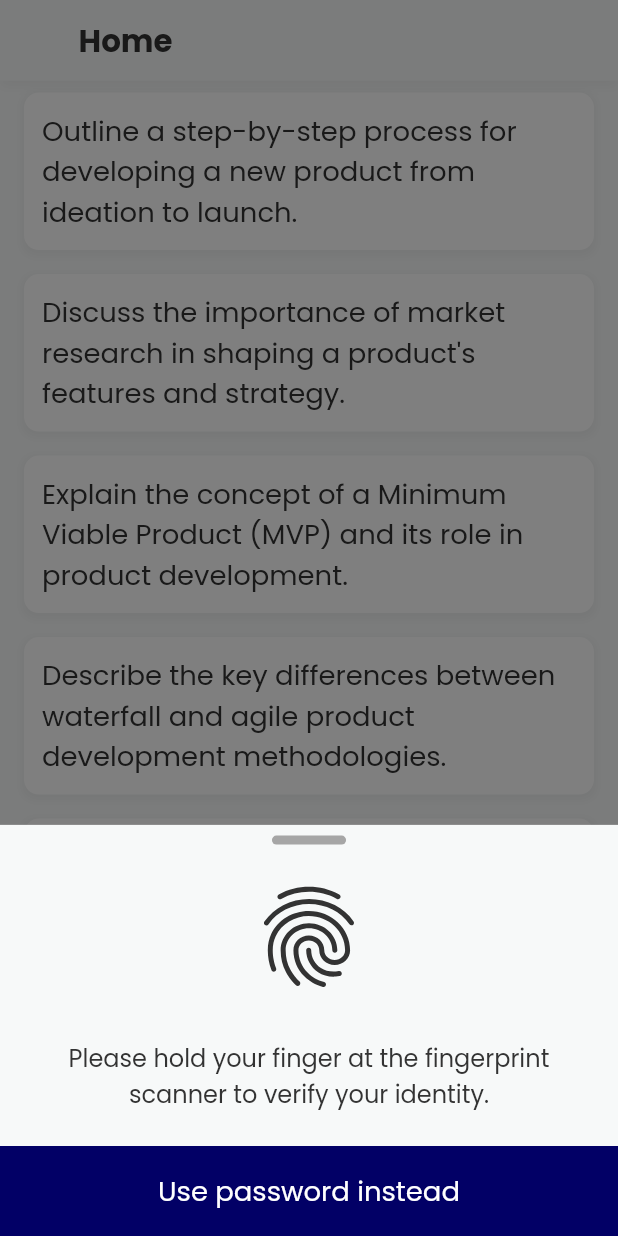
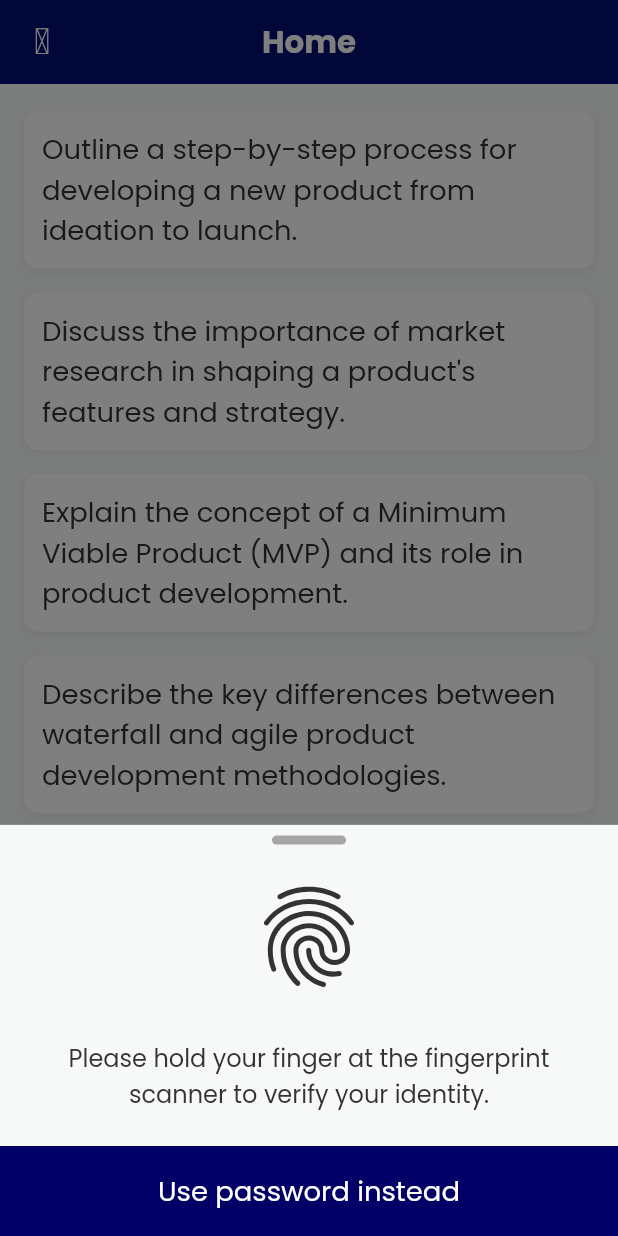
Before and after one commit to hngx-org/product-manager-ai-app, a Flutter app: the LoginScreen screen opened directly, after a tap on "Login", on a phone screen of 412 x 824 dp. Run offline on Flutter 3.47's test engine with Material 2 defaults, Android fonts, the phone set to English and light mode, and no system bars; drawn by our look-alikes of hidden_drawer_menu; our stand-ins replace flip_card, flutter_hooks, flutter_screenutil, flutter_svg, hooks_riverpod, iconsax and 1 more.

Commit message:
fixed header-menu ui

```diff
--- a/lib/src/core/constants/app_color.dart
+++ b/lib/src/core/constants/app_color.dart
@@ -9,6 +9,7 @@ class AppColors {
   static const Color errorColor = Color(0xFFE74C3C);
   static const Color successColor = Color(0xFF2ECC71);
   static const Color warningColor = Color(0xFFF1C40F);
+  static const Color defaultColor = Color(0xFF5F76EE);
 
   static const Color lowPriorityColor = Color(0xFF3498DB);
   static const Color mediumPriorityColor = Color(0xFFE67E22);
--- a/lib/src/features/authentication/screens/login_screen.dart
+++ b/lib/src/features/authentication/screens/login_screen.dart
@@ -90,7 +90,9 @@ class LoginScreen extends HookConsumerWidget {
                       onPressed: () => Navigator.push(
                         context,
                         MaterialPageRoute(
-                          builder: (context) => const HiddenDrawer(),
+                          builder: (context) => const HiddenDrawer(
+                            pageIndex: 0,
+                          ),
                         ),
                       ),
                     ),
--- a/lib/src/features/chat_screen/components/chat_tile.dart
+++ b/lib/src/features/chat_screen/components/chat_tile.dart
@@ -19,8 +19,8 @@ class ChatTile extends StatelessWidget {
               children: [
                 const CircleAvatar(
                   radius: 20,
-                  backgroundColor: AppColors.primaryColor,
-                  backgroundImage: AssetImage('assets/images/profile_pic.png'),
+                  backgroundColor: Color.fromRGBO(95, 118, 238, 1),
+                  backgroundImage: AssetImage('assets/images/icons8-bot.gif'),
                 ),
                 Center(
                   child: Container(
--- a/lib/src/features/chat_screen/drawer/hidden_draw.dart
+++ b/lib/src/features/chat_screen/drawer/hidden_draw.dart
@@ -2,10 +2,13 @@ import 'package:flutter/material.dart';
 import 'package:hidden_drawer_menu/hidden_drawer_menu.dart';
 import 'package:iconsax/iconsax.dart';
 import 'package:product_management_ai_app/src/core/core.dart';
+import 'package:product_management_ai_app/src/features/chat_screen/chat_screen.dart';
 import 'package:product_management_ai_app/src/features/home/home_screen.dart';
 
 class HiddenDrawer extends StatefulWidget {
-  const HiddenDrawer({super.key});
+  final String? userMessage;
+  final int pageIndex;
+  const HiddenDrawer({super.key, this.userMessage, required this.pageIndex});
 
   @override
   State<HiddenDrawer> createState() => _HiddenDrawerState();
@@ -30,26 +33,38 @@ class _HiddenDrawerState extends State<HiddenDrawer> {
           name: "Home",
           baseStyle: textStyle,
           selectedStyle: textStyle,
-          colorLineSelected: Colors.deepPurple,
+          colorLineSelected: AppColors.primaryColor,
         ),
         const HomeScreen(),
-      )
+      ),
+      ScreenHiddenDrawer(
+        ItemHiddenMenu(
+          name: "Chat with AI",
+          baseStyle: textStyle,
+          selectedStyle: textStyle,
+          colorLineSelected: AppColors.primaryColor,
+        ),
+        ChatScreen(userMessage: widget.userMessage ?? ""),
+      ),
     ];
   }
 
   @override
   Widget build(BuildContext context) {
     return HiddenDrawerMenu(
-      backgroundColorMenu: AppColors.scaffoldBackgroundColor,
+      backgroundColorMenu: AppColors.defaultColor,
+      backgroundColorContent: Colors.black,
       screens: _pages,
-      initPositionSelected: 0,
-      leadingAppBar: const Icon(Iconsax.menu),
+      initPositionSelected: widget.pageIndex,
+      styleAutoTittleName: const TextStyle(color: Colors.white),
+      leadingAppBar: const Icon(
+        Iconsax.menu,
+        color: Colors.white,
+      ),
       // elevationAppBar: 3,
       isTitleCentered: true,
-      disableAppBarDefault: true,
       slidePercent: 40,
-      backgroundColorAppBar: AppColors.scaffoldBackgroundColor,
-      tittleAppBar: const Text("AI"),
+      backgroundColorAppBar: AppColors.primaryColor,
     );
   }
 }
--- a/lib/src/features/home/home_screen.dart
+++ b/lib/src/features/home/home_screen.dart
@@ -1,6 +1,7 @@
 import 'package:flutter/material.dart';
 import 'package:product_management_ai_app/src/core/core.dart';
 import 'package:product_management_ai_app/src/features/chat_screen/chat_screen.dart';
+import 'package:product_management_ai_app/src/features/chat_screen/drawer/hidden_draw.dart';
 import 'package:product_management_ai_app/src/features/home/widgets/prompt.dart';
 import 'package:product_management_ai_app/src/shared/shared.dart';
 
@@ -10,13 +11,18 @@ class HomeScreen extends StatelessWidget {
   @override
   Widget build(BuildContext context) {
     return Scaffold(
-      appBar: customAppBar(
-        context,
-        title: 'Home',
-        isBackButton: false,
-      ),
       floatingActionButton: FloatingActionButton.extended(
-        onPressed: () {},
+        onPressed: () {
+          Navigator.push(
+            context,
+            MaterialPageRoute(
+              builder: (context) => const HiddenDrawer(
+                userMessage: "",
+                pageIndex: 1,
+              ),
+            ),
+          );
+        },
         backgroundColor: AppColors.primaryColor,
         foregroundColor: Colors.white,
         label: Text(
@@ -28,13 +34,17 @@ class HomeScreen extends StatelessWidget {
       ),
       body: ListView.builder(
         itemCount: productManagementPrompts.length,
+        padding: const EdgeInsets.only(top: 10),
         physics: const BouncingScrollPhysics(),
         itemBuilder: (_, index) {
           return CardWidget(
             onTap: () => Navigator.push(
               context,
               MaterialPageRoute(
-                builder: (context) => const ChatScreen(),
+                builder: (context) => HiddenDrawer(
+                  userMessage: productManagementPrompts[index],
+                  pageIndex: 1,
+                ),
               ),
             ),
             text: productManagementPrompts[index],
```
Also changed, not shown: assets/lotties/ai.json (added, +1 -0 lines), assets/lotties/text.json (added, +1 -0 lines), lib/src/features/chat_screen/chat_screen.dart (+47 -12 lines), lib/src/features/chat_screen/chat_text_field.dart (+12 -3 lines), lib/src/features/onbaording/onboarding_screen.dart (+8 -3 lines), assets/images/icons8-bot.gif (added).
